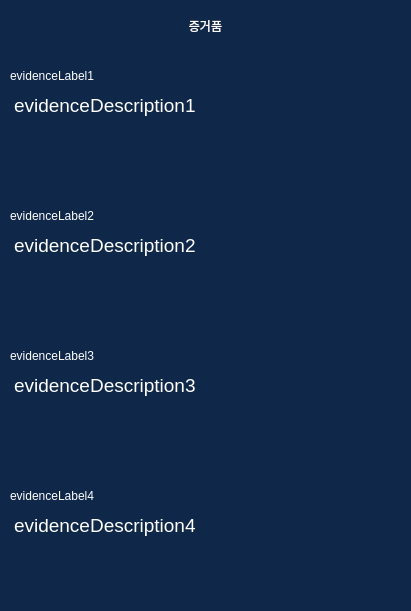
The window that core/ui/qt_designer/evidenceWindow.ui (Apex-LogiCourt/pi5-local-app) describes before a commit, drawn with Qt 5.
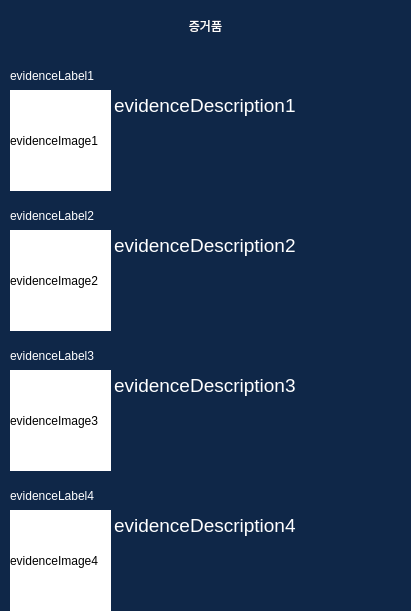
The same window after the commit.

Commit message: feat: 증거품 창 이미지 구현

```diff
--- a/core/ui/qt_designer/evidenceWindow.ui
+++ b/core/ui/qt_designer/evidenceWindow.ui
@@ -146,9 +146,9 @@
    </property>
    <property name="geometry">
     <rect>
-     <x>10</x>
+     <x>110</x>
      <y>90</y>
-     <width>391</width>
+     <width>291</width>
      <height>101</height>
     </rect>
    </property>
@@ -194,9 +194,9 @@
    </property>
    <property name="geometry">
     <rect>
-     <x>10</x>
+     <x>110</x>
      <y>230</y>
-     <width>391</width>
+     <width>291</width>
      <height>101</height>
     </rect>
    </property>
@@ -242,9 +242,9 @@
    </property>
    <property name="geometry">
     <rect>
-     <x>10</x>
+     <x>110</x>
      <y>370</y>
-     <width>391</width>
+     <width>291</width>
      <height>101</height>
     </rect>
    </property>
@@ -290,9 +290,9 @@
    </property>
    <property name="geometry">
     <rect>
-     <x>10</x>
+     <x>110</x>
      <y>510</y>
-     <width>391</width>
+     <width>291</width>
      <height>101</height>
     </rect>
    </property>
@@ -332,6 +332,70 @@
     <string/>
    </property>
   </widget>
+  <widget class="QLabel" name="evidenceImage1">
+   <property name="geometry">
+    <rect>
+     <x>10</x>
+     <y>90</y>
+     <width>101</width>
+     <height>101</height>
+    </rect>
+   </property>
+   <property name="styleSheet">
+    <string notr="true">background-color: rgb(255, 255, 255);</string>
+   </property>
+   <property name="text">
+    <string>evidenceImage1</string>
+   </property>
+  </widget>
+  <widget class="QLabel" name="evidenceImage2">
+   <property name="geometry">
+    <rect>
+     <x>10</x>
+     <y>230</y>
+     <width>101</width>
+     <height>101</height>
+    </rect>
+   </property>
+   <property name="styleSheet">
+    <string notr="true">background-color: rgb(255, 255, 255);</string>
+   </property>
+   <property name="text">
+    <string>evidenceImage2</string>
+   </property>
+  </widget>
+  <widget class="QLabel" name="evidenceImage3">
+   <property name="geometry">
+    <rect>
+     <x>10</x>
+     <y>370</y>
+     <width>101</width>
+     <height>101</height>
+    </rect>
+   </property>
+   <property name="styleSheet">
+    <string notr="true">background-color: rgb(255, 255, 255);</string>
+   </property>
+   <property name="text">
+    <string>evidenceImage3</string>
+   </property>
+  </widget>
+  <widget class="QLabel" name="evidenceImage4">
+   <property name="geometry">
+    <rect>
+     <x>10</x>
+     <y>510</y>
+     <width>101</width>
+     <height>101</height>
+    </rect>
+   </property>
+   <property name="styleSheet">
+    <string notr="true">background-color: rgb(255, 255, 255);</string>
+   </property>
+   <property name="text">
+    <string>evidenceImage4</string>
+   </property>
+  </widget>
  </widget>
  <resources/>
  <connections/>
```
The commit also changes 1 other file.
